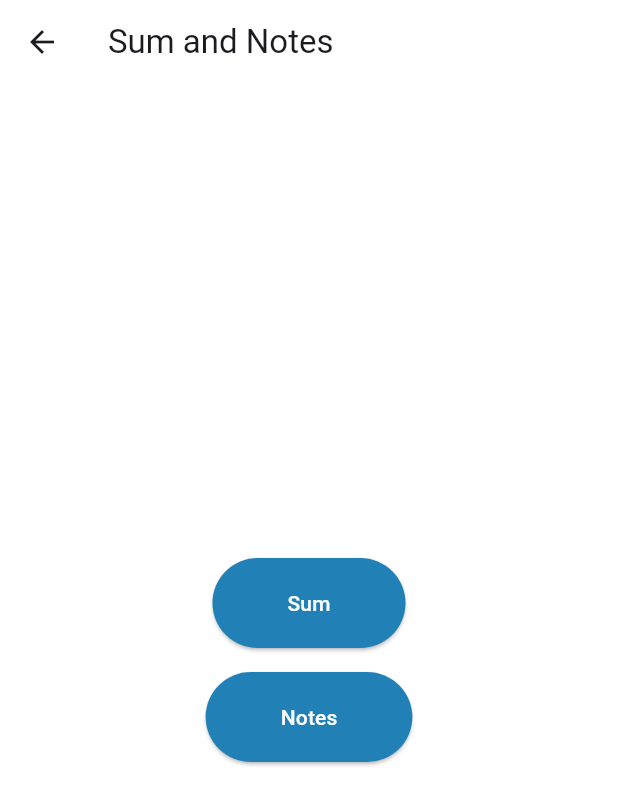
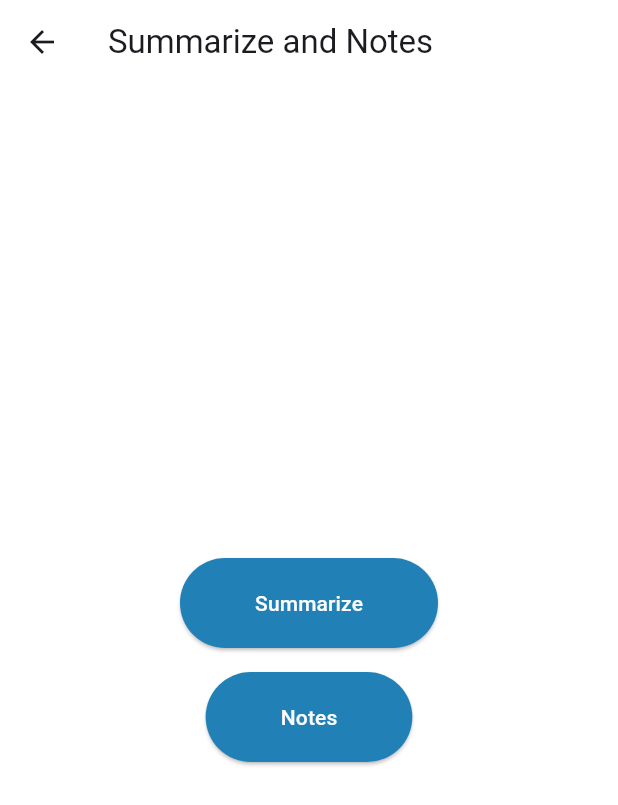
Before and after one commit to diegotg2000/I-E-Advanced, a Flutter app: the SumAndNotesScreen screen opened directly, on a phone screen of 412 x 824 dp. Shown: the top 805 px of the screen. Run offline on Flutter 3.47's test engine with Material 3 defaults, Android fonts, the phone set to English and light mode, and no system bars; our stand-ins replace file_picker.

Commit message:
Change the buttons' labels

```diff
--- a/flutter_application_1/lib/main.dart
+++ b/flutter_application_1/lib/main.dart
@@ -10,7 +10,7 @@ class MyApp extends StatelessWidget {
   @override
   Widget build(BuildContext context) {
     return MaterialApp(
-      title: 'Function App',
+      title: 'Sum&Note',
       theme: ThemeData(
         // Apply the custom color as the background color for all Scaffolds
         scaffoldBackgroundColor: customBackgroundColor,
@@ -51,7 +51,7 @@ class _HomeScreenState extends State<HomeScreen> {
   Widget build(BuildContext context) {
     return Scaffold(
       appBar: AppBar(
-        title: Text('App Functions'),
+        title: Text('Home'),
       ),
       body: Center(
         child: Column(
@@ -141,7 +141,7 @@ class FunctionsScreen extends StatelessWidget {
               },
             ),
             FunctionButton(
-              buttonText: 'Sum',
+              buttonText: 'Summarization',
               onPressed: () {
                 Navigator.push(
                   context,
@@ -171,14 +171,14 @@ class SumAndNotesScreen extends StatelessWidget {
   Widget build(BuildContext context) {
     return Scaffold(
       appBar: AppBar(
-        title: Text('Sum and Notes'),
+        title: Text('Summarize and Notes'),
       ),
       body: Center(
         child: Column(
           mainAxisAlignment: MainAxisAlignment.center,
           children: <Widget>[
             FunctionButton(
-              buttonText: 'Sum',
+              buttonText: 'Summarize',
               onPressed: () {
                 Navigator.push(
                   context,
```
